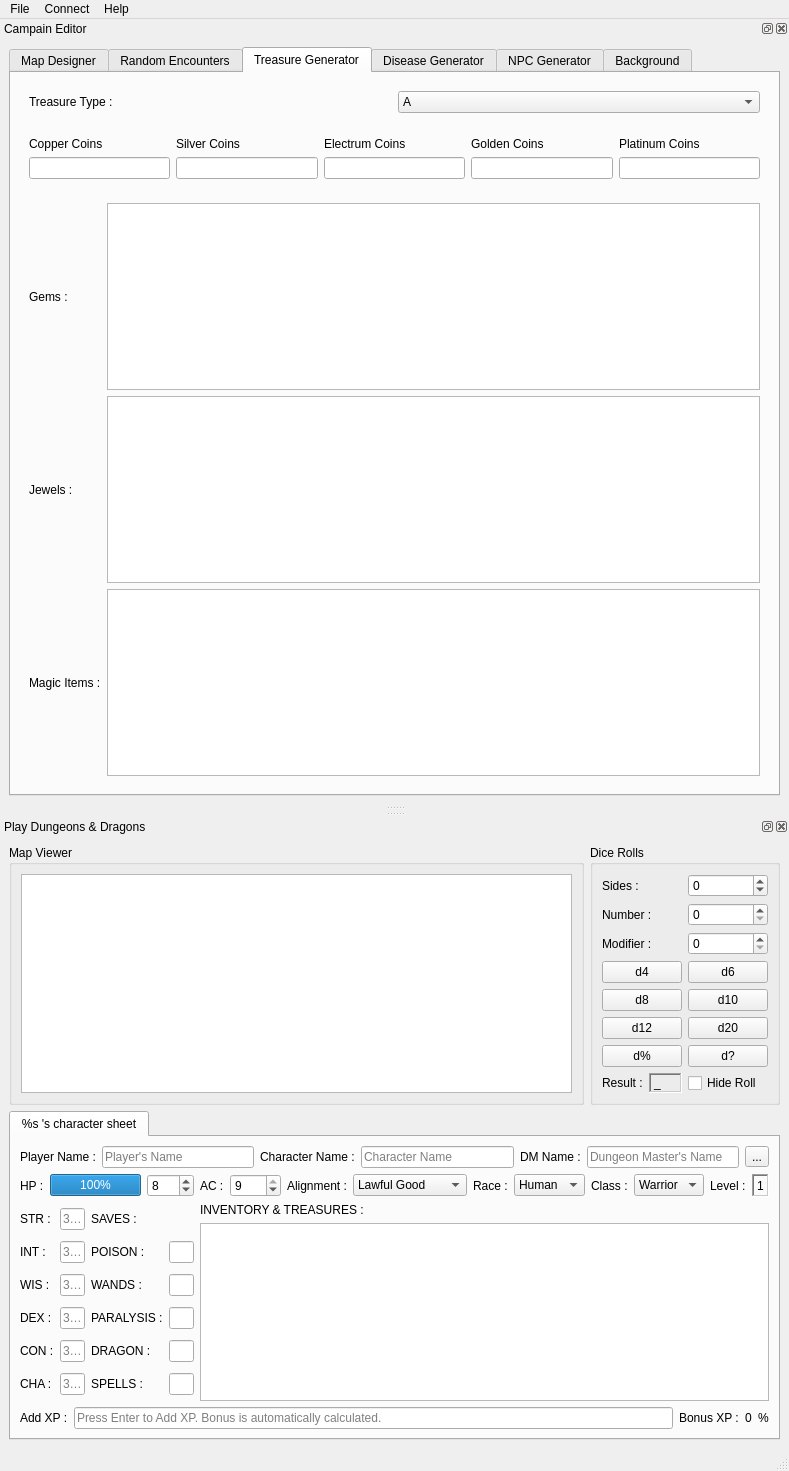
Above: UI/main_window.ui from sbordeyne/DnDApp before the change. Below: the same form after it.
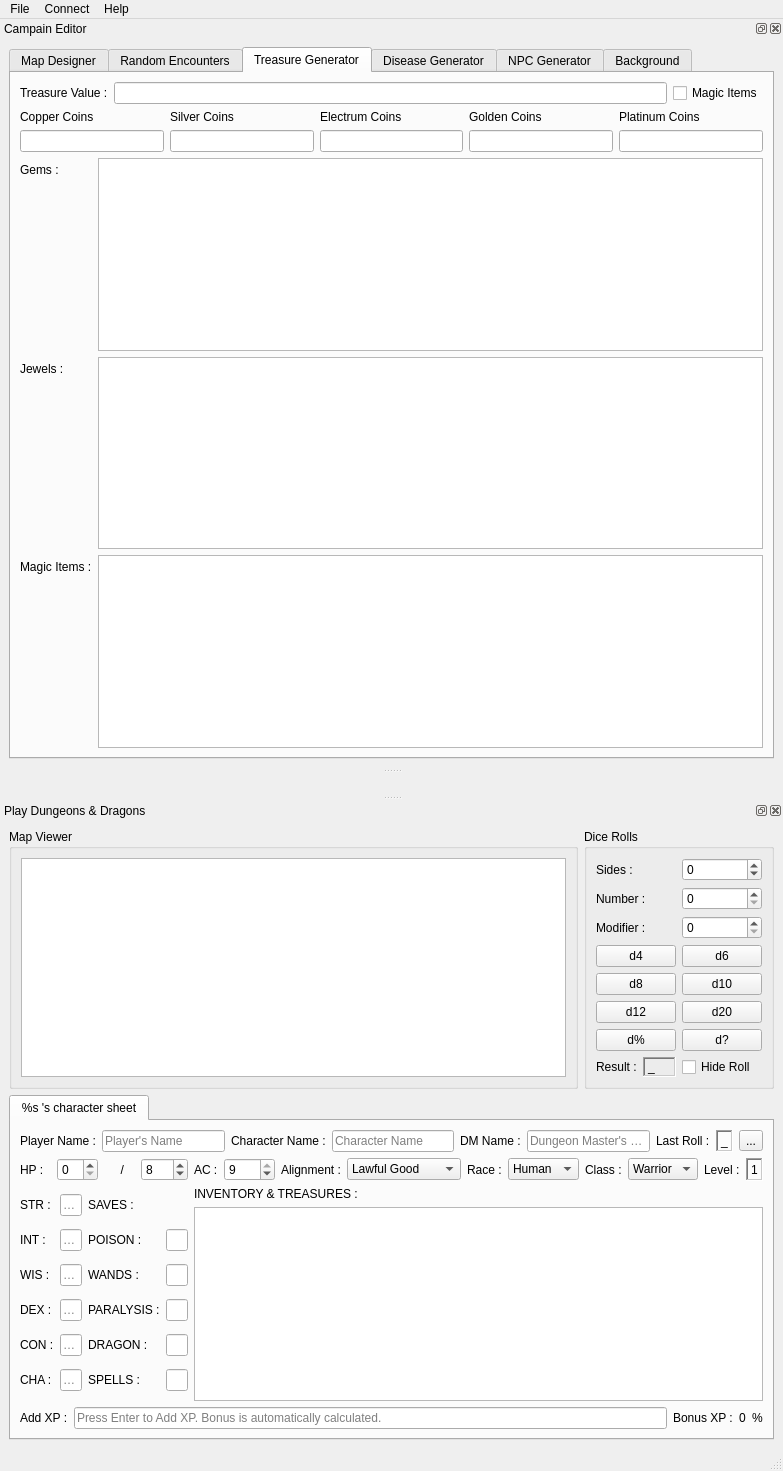
That is the form after the change. The open tabs and pages were chosen to show the change. Icons and pictures are not drawn.

Commit message: renamed variables, added tabs to toolbox in map designer, used layouts instead of widgets on treasure tab. Compiled.

The edit to the form file:
```diff
--- a/UI/main_window.ui
+++ b/UI/main_window.ui
@@ -99,7 +99,150 @@
               <property name="currentIndex">
                <number>2</number>
               </property>
-              <widget class="QWidget" name="door_tab">
+              <widget class="QWidget" name="tab_walls">
+               <attribute name="title">
+                <string>Walls</string>
+               </attribute>
+               <layout class="QGridLayout" name="gridLayout_5">
+                <item row="2" column="0">
+                 <widget class="QRadioButton" name="radioButton_6">
+                  <property name="text">
+                   <string/>
+                  </property>
+                  <property name="icon">
+                   <iconset resource="../resources/resources.qrc">
+                    <normaloff>:/images/images/tiles/squared_tileset/walls/walls_window.png</normaloff>:/images/images/tiles/squared_tileset/walls/walls_window.png</iconset>
+                  </property>
+                  <property name="iconSize">
+                   <size>
+                    <width>64</width>
+                    <height>64</height>
+                   </size>
+                  </property>
+                 </widget>
+                </item>
+                <item row="1" column="0">
+                 <widget class="QRadioButton" name="radioButton_2">
+                  <property name="text">
+                   <string/>
+                  </property>
+                  <property name="icon">
+                   <iconset resource="../resources/resources.qrc">
+                    <normaloff>:/images/images/tiles/squared_tileset/walls/walls_rock.png</normaloff>:/images/images/tiles/squared_tileset/walls/walls_rock.png</iconset>
+                  </property>
+                  <property name="iconSize">
+                   <size>
+                    <width>64</width>
+                    <height>64</height>
+                   </size>
+                  </property>
+                 </widget>
+                </item>
+                <item row="2" column="1">
+                 <widget class="QRadioButton" name="radioButton_5">
+                  <property name="text">
+                   <string/>
+                  </property>
+                  <property name="icon">
+                   <iconset resource="../resources/resources.qrc">
+                    <normaloff>:/images/images/tiles/squared_tileset/walls/walls_arrow_slit.png</normaloff>:/images/images/tiles/squared_tileset/walls/walls_arrow_slit.png</iconset>
+                  </property>
+                  <property name="iconSize">
+                   <size>
+                    <width>64</width>
+                    <height>64</height>
+                   </size>
+                  </property>
+                 </widget>
+                </item>
+                <item row="0" column="0">
+                 <widget class="QRadioButton" name="radioButton">
+                  <property name="text">
+                   <string/>
+                  </property>
+                  <property name="icon">
+                   <iconset resource="../resources/resources.qrc">
+                    <normaloff>:/images/images/tiles/squared_tileset/walls/walls_normal.png</normaloff>:/images/images/tiles/squared_tileset/walls/walls_normal.png</iconset>
+                  </property>
+                  <property name="iconSize">
+                   <size>
+                    <width>64</width>
+                    <height>64</height>
+                   </size>
+                  </property>
+                 </widget>
+                </item>
+                <item row="0" column="1">
+                 <widget class="QRadioButton" name="radioButton_3">
+                  <property name="text">
+                   <string/>
+                  </property>
+                  <property name="icon">
+                   <iconset resource="../resources/resources.qrc">
+                    <normaloff>:/images/images/tiles/squared_tileset/walls/walls_illusion.png</normaloff>:/images/images/tiles/squared_tileset/walls/walls_illusion.png</iconset>
+                  </property>
+                  <property name="iconSize">
+                   <size>
+                    <width>64</width>
+                    <height>64</height>
+                   </size>
+                  </property>
+                 </widget>
+                </item>
+                <item row="1" column="1">
+                 <widget class="QRadioButton" name="radioButton_4">
+                  <property name="text">
+                   <string/>
+                  </property>
+                  <property name="icon">
+                   <iconset resource="../resources/resources.qrc">
+                    <normaloff>:/images/images/tiles/squared_tileset/walls/walls_bars.png</normaloff>:/images/images/tiles/squared_tileset/walls/walls_bars.png</iconset>
+                  </property>
+                  <property name="iconSize">
+                   <size>
+                    <width>64</width>
+                    <height>64</height>
+                   </size>
+                  </property>
+                 </widget>
+                </item>
+                <item row="3" column="1">
+                 <widget class="QRadioButton" name="radioButton_7">
+                  <property name="text">
+                   <string/>
+                  </property>
+                  <property name="icon">
+                   <iconset resource="../resources/resources.qrc">
+                    <normaloff>:/images/images/tiles/squared_tileset/walls/walls_ramp.png</normaloff>:/images/images/tiles/squared_tileset/walls/walls_ramp.png</iconset>
+                  </property>
+                  <property name="iconSize">
+                   <size>
+                    <width>64</width>
+                    <height>64</height>
+                   </size>
+                  </property>
+                 </widget>
+                </item>
+                <item row="3" column="0">
+                 <widget class="QRadioButton" name="radioButton_8">
+                  <property name="text">
+                   <string/>
+                  </property>
+                  <property name="icon">
+                   <iconset resource="../resources/resources.qrc">
+                    <normaloff>:/images/images/tiles/squared_tileset/walls/walls_curtain.png</normaloff>:/images/images/tiles/squared_tileset/walls/walls_curtain.png</iconset>
+                  </property>
+                  <property name="iconSize">
+                   <size>
+                    <width>64</width>
+                    <height>64</height>
+                   </size>
+                  </property>
+                 </widget>
+                </item>
+               </layout>
+              </widget>
+              <widget class="QWidget" name="tab_doors">
                <attribute name="title">
                 <string>Doors</string>
                </attribute>
@@ -853,224 +996,114 @@
          <string>Treasure Generator</string>
         </attribute>
         <layout class="QGridLayout" name="gridLayout_14">
-         <item row="1" column="1">
-          <widget class="QWidget" name="widget_7" native="true">
-           <layout class="QGridLayout" name="gridLayout_15">
-            <item row="0" column="1">
-             <widget class="QComboBox" name="combobox_treasure_type">
-              <item>
-               <property name="text">
-                <string>A</string>
-               </property>
-              </item>
-              <item>
-               <property name="text">
-                <string>B</string>
-               </property>
-              </item>
-              <item>
-               <property name="text">
-                <string>C</string>
-               </property>
-              </item>
-              <item>
-               <property name="text">
-                <string>D</string>
-               </property>
-              </item>
-              <item>
-               <property name="text">
-                <string>E</string>
-               </property>
-              </item>
-              <item>
-               <property name="text">
-                <string>F</string>
-               </property>
-              </item>
-              <item>
-               <property name="text">
-                <string>G</string>
-               </property>
-              </item>
-              <item>
-               <property name="text">
-                <string>H</string>
-               </property>
-              </item>
-              <item>
-               <property name="text">
-                <string>I</string>
-               </property>
-              </item>
-              <item>
-               <property name="text">
-                <string>J</string>
-               </property>
-              </item>
-              <item>
-               <property name="text">
-                <string>K</string>
-               </property>
-              </item>
-              <item>
-               <property name="text">
-                <string>L</string>
-               </property>
-              </item>
-              <item>
-               <property name="text">
-                <string>M</string>
-               </property>
-              </item>
-              <item>
-               <property name="text">
-                <string>N</string>
-               </property>
-              </item>
-              <item>
-               <property name="text">
-                <string>O</string>
-               </property>
-              </item>
-              <item>
-               <property name="text">
-                <string>P</string>
-               </property>
-              </item>
-              <item>
-               <property name="text">
-                <string>Q</string>
-               </property>
-              </item>
-              <item>
-               <property name="text">
-                <string>R</string>
-               </property>
-              </item>
-              <item>
-               <property name="text">
-                <string>S</string>
-               </property>
-              </item>
-              <item>
-               <property name="text">
-                <string>T</string>
-               </property>
-              </item>
-              <item>
-               <property name="text">
-                <string>U</string>
-               </property>
-              </item>
-              <item>
-               <property name="text">
-                <string>V</string>
-               </property>
-              </item>
-             </widget>
-            </item>
-            <item row="0" column="0">
-             <widget class="QLabel" name="label_treasure_type">
-              <property name="text">
-               <string>Treasure Type :</string>
-              </property>
-             </widget>
-            </item>
-           </layout>
-          </widget>
+         <item row="0" column="0">
+          <layout class="QHBoxLayout" name="layout_treasure_value">
+           <item>
+            <widget class="QLabel" name="label_treasure_value">
+             <property name="text">
+              <string>Treasure Value :</string>
+             </property>
+            </widget>
+           </item>
+           <item>
+            <widget class="QLineEdit" name="line_treasure_value"/>
+           </item>
+           <item>
+            <widget class="QCheckBox" name="check_magic_items">
+             <property name="text">
+              <string>Magic Items</string>
+             </property>
+            </widget>
+           </item>
+          </layout>
          </item>
-         <item row="2" column="1">
-          <widget class="QWidget" name="widget_8" native="true">
-           <layout class="QGridLayout" name="gridLayout_16">
-            <item row="0" column="1">
-             <widget class="QLabel" name="label_silver">
-              <property name="text">
-               <string>Silver Coins</string>
-              </property>
-             </widget>
-            </item>
-            <item row="0" column="3">
-             <widget class="QLabel" name="label_gold">
-              <property name="text">
-               <string>Golden Coins</string>
-              </property>
-             </widget>
-            </item>
-            <item row="0" column="4">
-             <widget class="QLabel" name="label_platinum">
-              <property name="text">
-               <string>Platinum Coins</string>
-              </property>
-             </widget>
-            </item>
-            <item row="0" column="0">
-             <widget class="QLabel" name="label_copper">
-              <property name="text">
-               <string>Copper Coins</string>
-              </property>
-             </widget>
-            </item>
-            <item row="0" column="2">
-             <widget class="QLabel" name="label_electrum">
-              <property name="text">
-               <string>Electrum Coins</string>
-              </property>
-             </widget>
-            </item>
-            <item row="1" column="0">
-             <widget class="QLineEdit" name="lineedit_numberofcoins_copper"/>
-            </item>
-            <item row="1" column="1">
-             <widget class="QLineEdit" name="lineedit_numberofcoins_silver"/>
-            </item>
-            <item row="1" column="2">
-             <widget class="QLineEdit" name="lineedit_numberofcoins_electrum"/>
-            </item>
-            <item row="1" column="3">
-             <widget class="QLineEdit" name="lineedit_numberofcoins_gold"/>
-            </item>
-            <item row="1" column="4">
-             <widget class="QLineEdit" name="lineedit_numberofcoins_platinum"/>
-            </item>
-           </layout>
-          </widget>
+         <item row="1" column="0">
+          <layout class="QGridLayout" name="layout_treasure_coins">
+           <item row="0" column="0">
+            <widget class="QLabel" name="label_copper">
+             <property name="text">
+              <string>Copper Coins</string>
+             </property>
+            </widget>
+           </item>
+           <item row="0" column="1">
+            <widget class="QLabel" name="label_silver">
+             <property name="text">
+              <string>Silver Coins</string>
+             </property>
+            </widget>
+           </item>
+           <item row="0" column="3">
+            <widget class="QLabel" name="label_gold">
+             <property name="text">
+              <string>Golden Coins</string>
+             </property>
+            </widget>
+           </item>
+           <item row="0" column="4">
+            <widget class="QLabel" name="label_platinum">
+             <property name="text">
+              <string>Platinum Coins</string>
+             </property>
+            </widget>
+           </item>
+           <item row="0" column="2">
+            <widget class="QLabel" name="label_electrum">
+             <property name="text">
+              <string>Electrum Coins</string>
+             </property>
+            </widget>
+           </item>
+           <item row="1" column="4">
+            <widget class="QLineEdit" name="lineedit_numberofcoins_platinum"/>
+           </item>
+           <item row="1" column="3">
+            <widget class="QLineEdit" name="lineedit_numberofcoins_gold"/>
+           </item>
+           <item row="1" column="2">
+            <widget class="QLineEdit" name="lineedit_numberofcoins_electrum"/>
+           </item>
+           <item row="1" column="1">
+            <widget class="QLineEdit" name="lineedit_numberofcoins_silver"/>
+           </item>
+           <item row="1" column="0">
+            <widget class="QLineEdit" name="lineedit_numberofcoins_copper"/>
+           </item>
+          </layout>
          </item>
-         <item row="3" column="1">
-          <widget class="QWidget" name="widget_9" native="true">
-           <layout class="QGridLayout" name="gridLayout_17">
-            <item row="0" column="0">
-             <widget class="QLabel" name="label_gems">
-              <property name="text">
-               <string>Gems :</string>
-              </property>
-             </widget>
-            </item>
-            <item row="2" column="0">
-             <widget class="QLabel" name="label_magicitems">
-              <property name="text">
-               <string>Magic Items :</string>
-              </property>
-             </widget>
-            </item>
-            <item row="1" column="0">
-             <widget class="QLabel" name="label_jewels">
-              <property name="text">
-               <string>Jewels :</string>
-              </property>
-             </widget>
-            </item>
-            <item row="0" column="1">
-             <widget class="QTextBrowser" name="display_gems"/>
-            </item>
-            <item row="1" column="1">
-             <widget class="QTextBrowser" name="display_jewels"/>
-            </item>
-            <item row="2" column="1">
-             <widget class="QTextBrowser" name="display_magicitems"/>
-            </item>
-           </layout>
-          </widget>
+         <item row="2" column="0">
+          <layout class="QFormLayout" name="layout_treasure_other">
+           <item row="0" column="0">
+            <widget class="QLabel" name="label_gems">
+             <property name="text">
+              <string>Gems :</string>
+             </property>
+            </widget>
+           </item>
+           <item row="1" column="0">
+            <widget class="QLabel" name="label_jewels">
+             <property name="text">
+              <string>Jewels :</string>
+             </property>
+            </widget>
+           </item>
+           <item row="2" column="0">
+            <widget class="QLabel" name="label_magicitems">
+             <property name="text">
+              <string>Magic Items :</string>
+             </property>
+            </widget>
+           </item>
+           <item row="0" column="1">
+            <widget class="QTextBrowser" name="display_gems"/>
+           </item>
+           <item row="1" column="1">
+            <widget class="QTextBrowser" name="display_jewels"/>
+           </item>
+           <item row="2" column="1">
+            <widget class="QTextBrowser" name="display_magicitems"/>
+           </item>
+          </layout>
          </item>
         </layout>
        </widget>
@@ -1662,6 +1695,26 @@
              </property>
             </widget>
            </item>
+           <item>
+            <widget class="QLabel" name="label">
+             <property name="text">
+              <string>Last Roll :</string>
+             </property>
+            </widget>
+           </item>
+           <item>
+            <widget class="QLabel" name="label_display_last_roll">
+             <property name="frameShape">
+              <enum>QFrame::WinPanel</enum>
+             </property>
+             <property name="frameShadow">
+              <enum>QFrame::Sunken</enum>
+             </property>
+             <property name="text">
+              <string>_</string>
+             </property>
+            </widget>
+           </item>
            <item>
             <widget class="QToolButton" name="toolbutton_charactersheet_options">
              <property name="text">
@@ -1672,40 +1725,40 @@
           </layout>
          </item>
          <item row="1" column="2">
-          <layout class="QGridLayout" name="gridLayout_5">
+          <layout class="QGridLayout" name="layout_character_sheet">
            <item row="0" column="0">
-            <layout class="QGridLayout" name="gridLayout_21">
+            <layout class="QGridLayout" name="layout_hp">
              <item row="0" column="0">
-              <widget class="QLabel" name="label">
+              <widget class="QLabel" name="label_hp">
                <property name="text">
                 <string>HP :</string>
                </property>
               </widget>
              </item>
+             <item row="0" column="3">
+              <widget class="QSpinBox" name="spinbox_max_hp">
+               <property name="maximum">
+                <number>999</number>
+               </property>
+               <property name="value">
+                <number>8</number>
+               </property>
+              </widget>
+             </item>
              <item row="0" column="1">
-              <widget class="QProgressBar" name="progressBar">
-               <property name="maximum">
-                <number>8</number>
-               </property>
-               <property name="value">
-                <number>8</number>
-               </property>
-              </widget>
+              <widget class="QSpinBox" name="spinbox_current_hp"/>
              </item>
              <item row="0" column="2">
-              <widget class="QSpinBox" name="spinBox_4">
-               <property name="maximum">
-                <number>999</number>
-               </property>
-               <property name="value">
-                <number>8</number>
+              <widget class="QLabel" name="label_slash_hp">
+               <property name="text">
+                <string>     / </string>
                </property>
               </widget>
              </item>
             </layout>
            </item>
            <item row="1" column="0">
-            <layout class="QGridLayout" name="gridLayout_22">
+            <layout class="QGridLayout" name="layout_stats">
              <item row="6" column="2">
               <widget class="QLabel" name="label_19">
                <property name="text">
@@ -1868,7 +1921,7 @@
             </layout>
            </item>
            <item row="0" column="1">
-            <layout class="QHBoxLayout" name="horizontalLayout_3">
+            <layout class="QHBoxLayout" name="layout_ac_align_race_class_level">
              <item>
               <widget class="QLabel" name="label_20">
                <property name="text">
@@ -2038,7 +2091,7 @@
             </layout>
            </item>
            <item row="1" column="1">
-            <layout class="QVBoxLayout" name="verticalLayout">
+            <layout class="QVBoxLayout" name="layout_inventory">
              <item>
               <widget class="QLabel" name="label_24">
                <property name="text">
```
Left out of the diff: 241 changed lines with no effect on the pictures. The commit also changes 4 other files.
